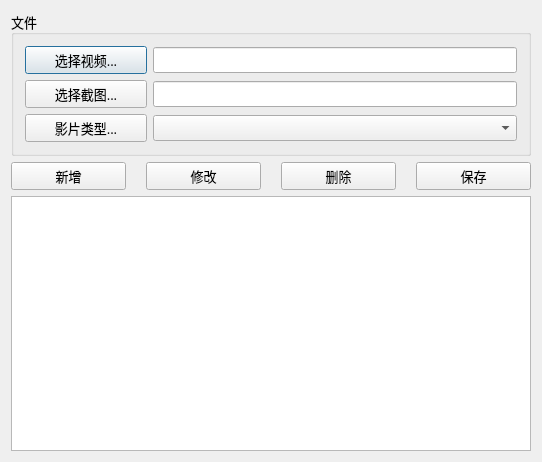
The window that ConfigTools/ConfigTools/configtools.ui (OasisGallagher/QApplication) describes before a commit, drawn with Qt 5.
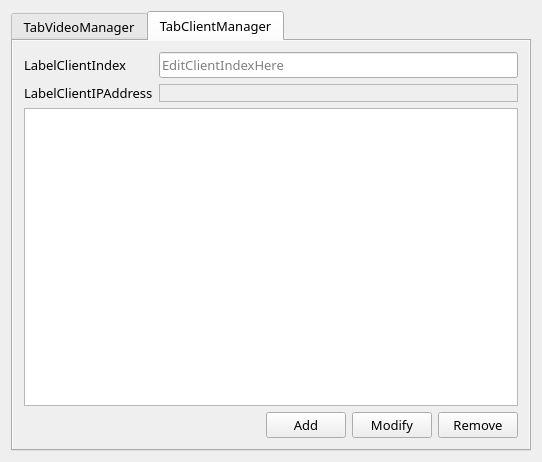
The same window after the commit. The open tabs and pages were chosen to show the change. Custom widgets are drawn as their Qt base class.

The edit to the form file:
```diff
--- a/ConfigTools/ConfigTools/configtools.ui
+++ b/ConfigTools/ConfigTools/configtools.ui
@@ -27,11 +27,32 @@
   </property>
   <layout class="QVBoxLayout" name="verticalLayout">
    <item>
-    <widget class="QGroupBox" name="groupBox">
-     <property name="title">
-      <string>文件</string>
+    <widget class="QTabWidget" name="tabWidget">
+     <property name="autoFillBackground">
+      <bool>true</bool>
      </property>
-     <layout class="QGridLayout" name="gridLayout" rowstretch="0,0,0" columnstretch="1,3">
+     <property name="tabPosition">
+      <enum>QTabWidget::North</enum>
+     </property>
+     <property name="tabShape">
+      <enum>QTabWidget::Rounded</enum>
+     </property>
+     <property name="currentIndex">
+      <number>0</number>
+     </property>
+     <property name="tabBarAutoHide">
+      <bool>false</bool>
+     </property>
+     <widget class="QWidget" name="tab">
+      <property name="autoFillBackground">
+       <bool>true</bool>
+      </property>
+      <attribute name="title">
+       <string>TabVideoManager</string>
+      </attribute>
+      <layout class="QVBoxLayout" name="verticalLayout_2">
+       <item>
+        <layout class="QFormLayout" name="formLayout">
       <item row="0" column="0">
        <widget class="QPushButton" name="selectVideo">
         <property name="sizePolicy">
@@ -46,7 +67,20 @@
        </widget>
       </item>
       <item row="0" column="1">
-       <widget class="QLineEdit" name="videoPath"/>
+          <widget class="QLineEdit" name="videoPath">
+           <property name="frame">
+            <bool>true</bool>
+           </property>
+           <property name="readOnly">
+            <bool>false</bool>
+           </property>
+           <property name="placeholderText">
+            <string>ClickButtonToBrowseVideo</string>
+           </property>
+           <property name="clearButtonEnabled">
+            <bool>true</bool>
+           </property>
+          </widget>
       </item>
       <item row="1" column="0">
        <widget class="QPushButton" name="selectPicture">
@@ -56,10 +90,17 @@
        </widget>
       </item>
       <item row="1" column="1">
-       <widget class="QLineEdit" name="picturePath"/>
-      </item>
-      <item row="2" column="1">
-       <widget class="QComboBox" name="categories"/>
+          <widget class="QLineEdit" name="picturePath">
+           <property name="readOnly">
+            <bool>false</bool>
+           </property>
+           <property name="placeholderText">
+            <string>ClickButtonToBrowsePicture</string>
+           </property>
+           <property name="clearButtonEnabled">
+            <bool>true</bool>
+           </property>
+          </widget>
       </item>
       <item row="2" column="0">
        <widget class="QPushButton" name="managerCategory">
@@ -68,13 +109,44 @@
         </property>
        </widget>
       </item>
-     </layout>
+         <item row="2" column="1">
+          <widget class="QComboBox" name="categories">
+           <property name="editable">
+            <bool>false</bool>
+           </property>
+           <property name="currentText">
+            <string/>
+           </property>
+           <property name="maxVisibleItems">
+            <number>32</number>
+           </property>
+          </widget>
+         </item>
+        </layout>
+       </item>
+       <item>
+        <widget class="QTableWidget" name="itemList">
+         <property name="editTriggers">
+          <set>QAbstractItemView::NoEditTriggers</set>
+         </property>
+         <property name="selectionMode">
+          <enum>QAbstractItemView::SingleSelection</enum>
+         </property>
+         <property name="selectionBehavior">
+          <enum>QAbstractItemView::SelectRows</enum>
+         </property>
+         <property name="iconSize">
+          <size>
+           <width>0</width>
+           <height>0</height>
+          </size>
+         </property>
     </widget>
    </item>
    <item>
     <layout class="QHBoxLayout" name="horizontalLayout" stretch="0,0,0,0">
      <property name="spacing">
-      <number>20</number>
+          <number>6</number>
      </property>
      <property name="leftMargin">
       <number>0</number>
@@ -82,6 +154,19 @@
      <property name="rightMargin">
       <number>0</number>
      </property>
+         <item>
+          <spacer name="horizontalSpacer">
+           <property name="orientation">
+            <enum>Qt::Horizontal</enum>
+           </property>
+           <property name="sizeHint" stdset="0">
+            <size>
+             <width>40</width>
+             <height>20</height>
+            </size>
+           </property>
+          </spacer>
+         </item>
      <item>
       <widget class="QPushButton" name="add">
        <property name="sizePolicy">
@@ -91,14 +176,14 @@
         </sizepolicy>
        </property>
        <property name="text">
-        <string>新增</string>
+            <string>Add</string>
        </property>
       </widget>
      </item>
      <item>
       <widget class="QPushButton" name="modify">
        <property name="text">
-        <string>修改</string>
+            <string>Modify</string>
        </property>
       </widget>
      </item>
@@ -111,12 +196,92 @@
         </sizepolicy>
        </property>
        <property name="text">
-        <string>删除</string>
+            <string>Remove</string>
        </property>
       </widget>
      </item>
+        </layout>
+       </item>
+      </layout>
+     </widget>
+     <widget class="QWidget" name="tab_2">
+      <property name="autoFillBackground">
+       <bool>true</bool>
+      </property>
+      <attribute name="title">
+       <string>TabClientManager</string>
+      </attribute>
+      <layout class="QVBoxLayout" name="verticalLayout_3">
      <item>
-      <widget class="QPushButton" name="save">
+        <layout class="QFormLayout" name="formLayout_2">
+         <item row="0" column="0">
+          <widget class="QLabel" name="label">
+           <property name="frameShadow">
+            <enum>QFrame::Plain</enum>
+           </property>
+           <property name="text">
+            <string>LabelClientIndex</string>
+           </property>
+          </widget>
+         </item>
+         <item row="0" column="1">
+          <widget class="QLineEdit" name="clientIndex">
+           <property name="frame">
+            <bool>true</bool>
+           </property>
+           <property name="readOnly">
+            <bool>false</bool>
+           </property>
+           <property name="placeholderText">
+            <string>EditClientIndexHere</string>
+           </property>
+           <property name="clearButtonEnabled">
+            <bool>true</bool>
+           </property>
+          </widget>
+         </item>
+         <item row="1" column="0">
+          <widget class="QLabel" name="label_2">
+           <property name="frameShadow">
+            <enum>QFrame::Plain</enum>
+           </property>
+           <property name="text">
+            <string>LabelClientIPAddress</string>
+           </property>
+          </widget>
+         </item>
+         <item row="1" column="1">
+          <widget class="IPCtrl" name="frame">
+           <property name="frameShape">
+            <enum>QFrame::StyledPanel</enum>
+           </property>
+           <property name="frameShadow">
+            <enum>QFrame::Plain</enum>
+           </property>
+          </widget>
+         </item>
+        </layout>
+       </item>
+       <item>
+        <widget class="QTableWidget" name="tableWidget"/>
+       </item>
+       <item>
+        <layout class="QHBoxLayout" name="horizontalLayout_2">
+         <item>
+          <spacer name="horizontalSpacer_2">
+           <property name="orientation">
+            <enum>Qt::Horizontal</enum>
+           </property>
+           <property name="sizeHint" stdset="0">
+            <size>
+             <width>40</width>
+             <height>20</height>
+            </size>
+           </property>
+          </spacer>
+         </item>
+         <item>
+          <widget class="QPushButton" name="addClient">
        <property name="sizePolicy">
         <sizepolicy hsizetype="Minimum" vsizetype="Minimum">
          <horstretch>0</horstretch>
@@ -124,22 +289,47 @@
         </sizepolicy>
        </property>
        <property name="text">
-        <string>保存</string>
+            <string>Add</string>
        </property>
       </widget>
      </item>
-    </layout>
+         <item>
+          <widget class="QPushButton" name="pushButton">
+           <property name="text">
+            <string>Modify</string>
+           </property>
+          </widget>
    </item>
    <item>
-    <widget class="QTreeView" name="itemList">
-     <property name="editTriggers">
-      <set>QAbstractItemView::NoEditTriggers</set>
-     </property>
+          <widget class="QPushButton" name="removeClient">
+           <property name="sizePolicy">
+            <sizepolicy hsizetype="Minimum" vsizetype="Minimum">
+             <horstretch>0</horstretch>
+             <verstretch>0</verstretch>
+            </sizepolicy>
+           </property>
+           <property name="text">
+            <string>Remove</string>
+           </property>
+          </widget>
+         </item>
+        </layout>
+       </item>
+      </layout>
+     </widget>
     </widget>
    </item>
   </layout>
  </widget>
  <layoutdefault spacing="6" margin="11"/>
+ <customwidgets>
+  <customwidget>
+   <class>IPCtrl</class>
+   <extends>QFrame</extends>
+   <header>ipctrl.h</header>
+   <container>1</container>
+  </customwidget>
+ </customwidgets>
  <resources>
   <include location="configtools.qrc"/>
  </resources>
```
Lines whose indentation alone changed are shown as unchanged.
